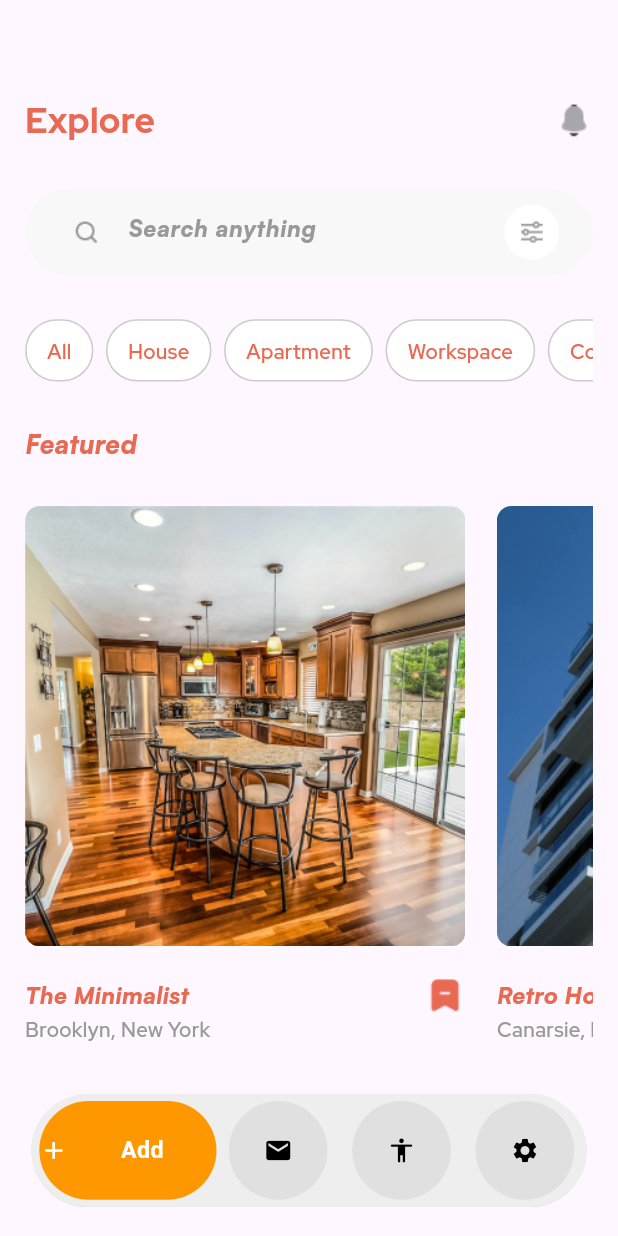
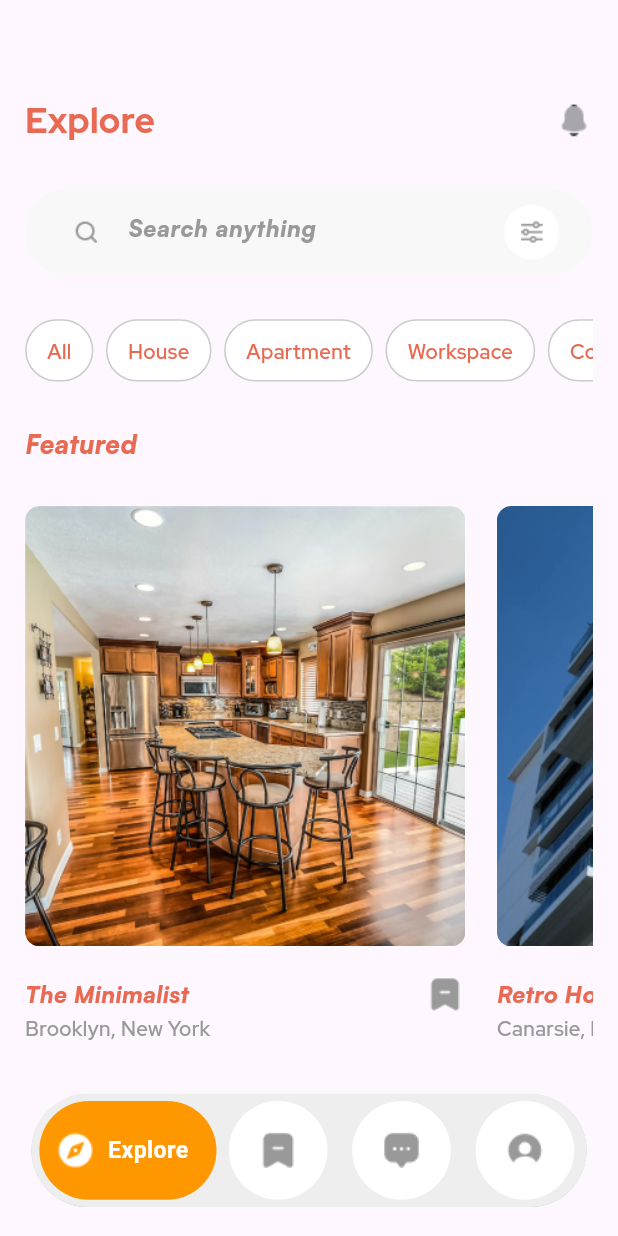
Before and after one commit to OmarMushtaha2020/Real_Estate_App, a Flutter app: the screen it shows after launch, on a phone screen of 412 x 824 dp. Run offline on Flutter 3.47's test engine with Material 3 defaults, Android fonts, the phone set to English and light mode, and no system bars; our stand-ins replace animate_do, device_preview, flutter_screenutil, get, google_maps_flutter, pinput and 2 more; Roboto replaces fonts that are missing (Red Hat Display).

Commit message:
update code in layout screen

```diff
--- a/lib/app/modules/home/bindings/app_binding.dart
+++ b/lib/app/modules/home/bindings/app_binding.dart
@@ -9,6 +9,7 @@ import 'package:real_estate_app/app/modules/home/controllers/layout_controller.d
 import 'package:real_estate_app/app/modules/home/controllers/login_controller.dart';
 import 'package:real_estate_app/app/modules/home/controllers/notification_controller.dart';
 import 'package:real_estate_app/app/modules/home/controllers/onboarding_controller.dart';
+import 'package:real_estate_app/app/modules/home/controllers/profile_controller.dart';
 import 'package:real_estate_app/app/modules/home/controllers/real_estate_type_controller.dart';
 import 'package:real_estate_app/app/modules/home/controllers/registration_controller.dart';
 import 'package:real_estate_app/app/modules/home/controllers/role_controller.dart';
@@ -69,6 +70,9 @@ class AppBinding extends Bindings {
     Get.lazyPut<LayoutController>(
           () => LayoutController(),
     );
+    Get.lazyPut<ProfileController>(
+          () => ProfileController(),
+    );
 
   }
 }
--- a/lib/app/modules/home/controllers/layout_controller.dart
+++ b/lib/app/modules/home/controllers/layout_controller.dart
@@ -4,6 +4,7 @@ import 'package:real_estate_app/app/modules/home/views/book_mark_view.dart';
 import 'package:real_estate_app/app/modules/home/views/chat_view.dart';
 import 'package:real_estate_app/app/modules/home/views/home_view.dart';
 import 'package:real_estate_app/app/modules/home/views/notification_view.dart';
+import 'package:real_estate_app/app/modules/home/views/profile_view.dart';
 
 class LayoutController extends GetxController {
   //TODO: Implement LayoutController
@@ -12,7 +13,7 @@ List <Widget>screen=[
   HomeView(),
   BookMarkView(),
   ChatView(),
-NotificationView()
+ProfileView()
 
 ];
   // Function to update the selected index
--- /dev/null
+++ b/lib/app/modules/home/controllers/profile_controller.dart
@@ -0,0 +1,23 @@
+import 'package:get/get.dart';
+
+class ProfileController extends GetxController {
+  //TODO: Implement ProfileController
+
+  final count = 0.obs;
+  @override
+  void onInit() {
+    super.onInit();
+  }
+
+  @override
+  void onReady() {
+    super.onReady();
+  }
+
+  @override
+  void onClose() {
+    super.onClose();
+  }
+
+  void increment() => count.value++;
+}
--- a/lib/app/modules/home/views/home_view.dart
+++ b/lib/app/modules/home/views/home_view.dart
@@ -166,7 +166,7 @@ class HomeView extends GetView<HomeController> {
                   ),
                   SizeBoxWidget(height: 30.h,),
                   Container(
-                    height: 500.h,
+                    height: 600.h,
 
                     child: ListView.separated(
                       physics: BouncingScrollPhysics(),
@@ -187,7 +187,7 @@ class HomeView extends GetView<HomeController> {
                                       color: Colors.white,
                                       borderRadius: BorderRadius.circular(10.r)),
                                 ),
-                                SizedBox(height: 20,),
+                                SizedBox(height: 20.h,),
                                 Container(
                                   width: 280.w,
                                   child: Row(
@@ -204,7 +204,7 @@ mainAxisAlignment: MainAxisAlignment.end,
                                         ),
                                       ),
                                       // Spacer(),
-                                      ImageWidget("assets/image/archive-minus.png",width: 26.w,height: 26.h,)  ,
+                                      ImageWidget("assets/image/archive_grey_color.png",width: 26.w,height: 26.h,)  ,
                                     ],
                                   ),
                                 ),
--- a/lib/app/modules/home/views/layout_view.dart
+++ b/lib/app/modules/home/views/layout_view.dart
@@ -1,6 +1,9 @@
+import 'package:flutter/cupertino.dart';
 import 'package:flutter/material.dart';
+import 'package:flutter/widgets.dart';
 import 'package:flutter_screenutil/flutter_screenutil.dart';
 import 'package:get/get.dart';
+import 'package:real_estate_app/app/components/common_widget/image_widget.dart';
 import 'package:real_estate_app/app/components/common_widget/sizeBox_widget.dart';
 import 'package:real_estate_app/app/modules/home/controllers/layout_controller.dart';
 
@@ -18,6 +21,11 @@ class LayoutView extends GetView<LayoutController> {
             padding: EdgeInsets.symmetric(horizontal: 20.w, vertical: 20.h),
             child: Container(
               height: 78.h,
+              decoration: BoxDecoration(
+                color: Colors.grey[200], // Background color of the container
+                borderRadius: BorderRadius.circular(100.r),
+
+              ),
               child: ClipRRect(
                 borderRadius: BorderRadius.circular(100.r),
                 child: Theme(
@@ -29,34 +37,35 @@ class LayoutView extends GetView<LayoutController> {
                     showSelectedLabels: false,
                     showUnselectedLabels: false,
                     selectedFontSize: 0,
-                    selectedItemColor: Colors.transparent, // Set to transparent to use custom color
-                    unselectedItemColor: Colors.transparent, // Set to transparent to use custom color
-                    backgroundColor: Colors.grey[200], // Make background transparent to apply custom container
+                    selectedItemColor: Colors.white, // Color for selected item icon and label
+                    unselectedItemColor: Colors.grey[600], // Color for unselected item icon
+
+                    // Background color of the BottomNavigationBar
                     onTap: (index) {
                       controller.updateIndex(index);
                     },
                     items: [
                       _buildBottomNavigationBarItem(
-                          icon: Icons.add,
-                          label: 'Add',
+                          image: controller.currentIndex == 0?"assets/image/ion_compass.png":"assets/image/ion_compass_grey.png",
+                          label: 'Explore',
                           isSelected: controller.currentIndex == 0,
                           index: 0
                       ),
                       _buildBottomNavigationBarItem(
-                          icon: Icons.mail,
-                          label: '',
+                          image: controller.currentIndex == 1?"assets/image/archive_white.png":"assets/image/archive_grey_color.png",
+                          label: 'Saved',
                           isSelected: controller.currentIndex == 1,
                           index: 1
                       ),
                       _buildBottomNavigationBarItem(
-                          icon: Icons.accessibility_rounded,
-                          label: 'Access',
+                          image:  controller.currentIndex == 2?"assets/image/message.png":"assets/image/message_grey.png",
+                          label: 'Chat',
                           isSelected: controller.currentIndex == 2,
                           index: 2
                       ),
                       _buildBottomNavigationBarItem(
-                          icon: Icons.settings,
-                          label: 'Settings',
+                          image:controller.currentIndex == 3? "assets/image/profile_orange.png":"assets/image/profile_circle.png",
+                          label: 'Profile',
                           isSelected: controller.currentIndex == 3,
                           index: 3
                       ),
@@ -73,7 +82,7 @@ class LayoutView extends GetView<LayoutController> {
   }
 
   BottomNavigationBarItem _buildBottomNavigationBarItem({
-    required IconData icon,
+    required String image,
     required String label,
     required bool isSelected,
     required int index,
@@ -81,16 +90,16 @@ class LayoutView extends GetView<LayoutController> {
     return BottomNavigationBarItem(
       icon: Container(
         height: 68.h,
+        width: 68.h,
         decoration: BoxDecoration(
-          color: isSelected ? Colors.orange : Colors.grey[300], // Orange for selected, grey for unselected
+          color: isSelected ? Colors.orange : Color(0xFFFFFFFF), // Orange for selected, grey for unselected
           shape: BoxShape.circle,
         ),
-        child: Center(
-          child: Icon(
-            icon,
-            color: isSelected ? Colors.white : Colors.black, // White for selected, black for unselected
-            size: 20.h,
-          ),
+        child: Column(
+          mainAxisAlignment: MainAxisAlignment.center,
+          children: [
+            ImageWidget(image, width: 26.w, height: 26.w, fit: BoxFit.contain),
+          ],
         ),
       ),
       label: '', // Empty label to hide default label positioning
@@ -107,16 +116,11 @@ class LayoutView extends GetView<LayoutController> {
             borderRadius: BorderRadius.circular(100.r),
           ),
           child: Row(
-            mainAxisAlignment: MainAxisAlignment.spaceEvenly,
-            crossAxisAlignment: CrossAxisAlignment.center,
             children: [
-
-              Icon(
-                icon,
-                color: Colors.white,
-                size: 20.h,
-              ),
+              SizedBox(width: 10.w,),
+              ImageWidget(image, width: 26.w, height: 26.w, fit: BoxFit.contain),
               Expanded(
+                flex: 3,
                 child: Text(
                   label,
                   style: TextStyle(
@@ -128,6 +132,8 @@ class LayoutView extends GetView<LayoutController> {
                   textAlign: TextAlign.center,
                 ),
               ),
+              SizedBox(width: 10.w,),
+
             ],
           ),
         ),
--- /dev/null
+++ b/lib/app/modules/home/views/profile_view.dart
@@ -0,0 +1,22 @@
+import 'package:flutter/material.dart';
+
+import 'package:get/get.dart';
+
+class ProfileView extends GetView {
+  const ProfileView({Key? key}) : super(key: key);
+  @override
+  Widget build(BuildContext context) {
+    return Scaffold(
+      appBar: AppBar(
+        title: const Text('ProfileView'),
+        centerTitle: true,
+      ),
+      body: const Center(
+        child: Text(
+          'ProfileView is working',
+          style: TextStyle(fontSize: 20),
+        ),
+      ),
+    );
+  }
+}
--- a/lib/app/routes/app_pages.dart
+++ b/lib/app/routes/app_pages.dart
@@ -10,6 +10,7 @@ import 'package:real_estate_app/app/modules/home/views/home_view.dart';
 import 'package:real_estate_app/app/modules/home/views/layout_view.dart';
 import 'package:real_estate_app/app/modules/home/views/login_view.dart';
 import 'package:real_estate_app/app/modules/home/views/notification_view.dart';
+import 'package:real_estate_app/app/modules/home/views/profile_view.dart';
 import 'package:real_estate_app/app/modules/home/views/real_estate_type_view.dart';
 import 'package:real_estate_app/app/modules/home/views/role_view.dart';
 import 'package:real_estate_app/app/modules/home/views/search_view.dart';
@@ -141,6 +142,13 @@ class AppPages {
       transition: Transition.downToUp, // Example of another custom transition
       transitionDuration: const Duration(milliseconds: 500),
       binding: AppBinding(),
+    ),
+    GetPage(
+      name: _Paths.Profile,
+      page: () =>  ProfileView(),
+      transition: Transition.downToUp, // Example of another custom transition
+      transitionDuration: const Duration(milliseconds: 500),
+      binding: AppBinding(),
     )
 
   ];
--- a/lib/app/routes/app_routes.dart
+++ b/lib/app/routes/app_routes.dart
@@ -20,6 +20,7 @@ static const Chat=_Paths.Chat;
 static const Search=_Paths.Search;
 static const Home=_Paths.Home;
 static const Layout=_Paths.Layout;
+static const Profile=_Paths.Profile;
 }
 
 abstract class _Paths {
@@ -40,4 +41,5 @@ static const Chat='/Chat';
 static const Search='/Search';
 static const Home='/Home';
 static const Layout='/Layout';
+static const Profile='/Profile';
 }
```
Also changed, not shown: assets/image/archive_grey_color.png (added), assets/image/archive_white.png (added), assets/image/ion_compass.png (added), assets/image/ion_compass_grey.png (added), assets/image/message.png (added), assets/image/message_grey.png (added), assets/image/profile_circle.png (added), assets/image/profile_orange.png (added).
